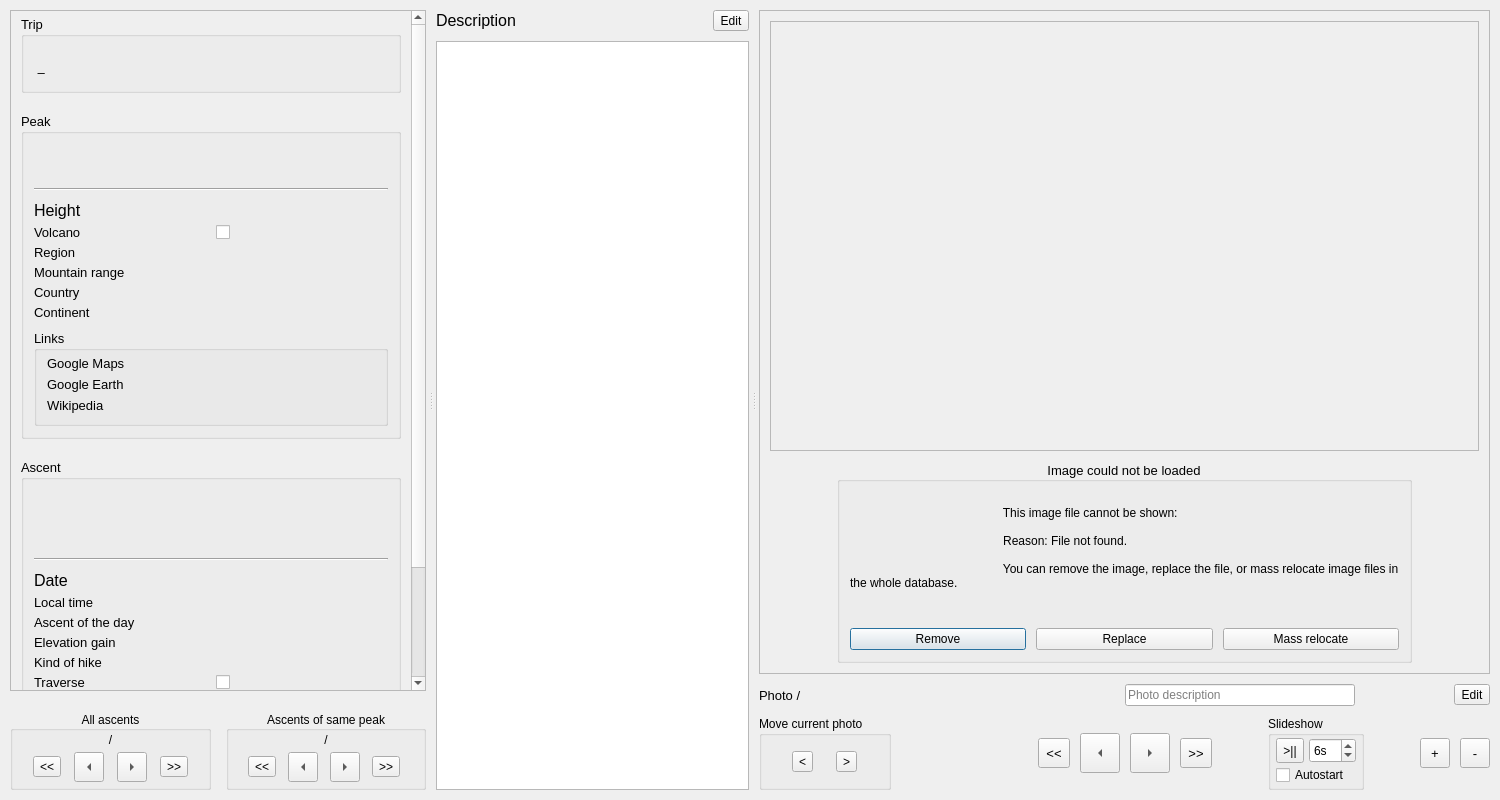
The window that src/ui/ascent_viewer.ui (svetter/pal) describes before a commit, drawn with Qt 5.
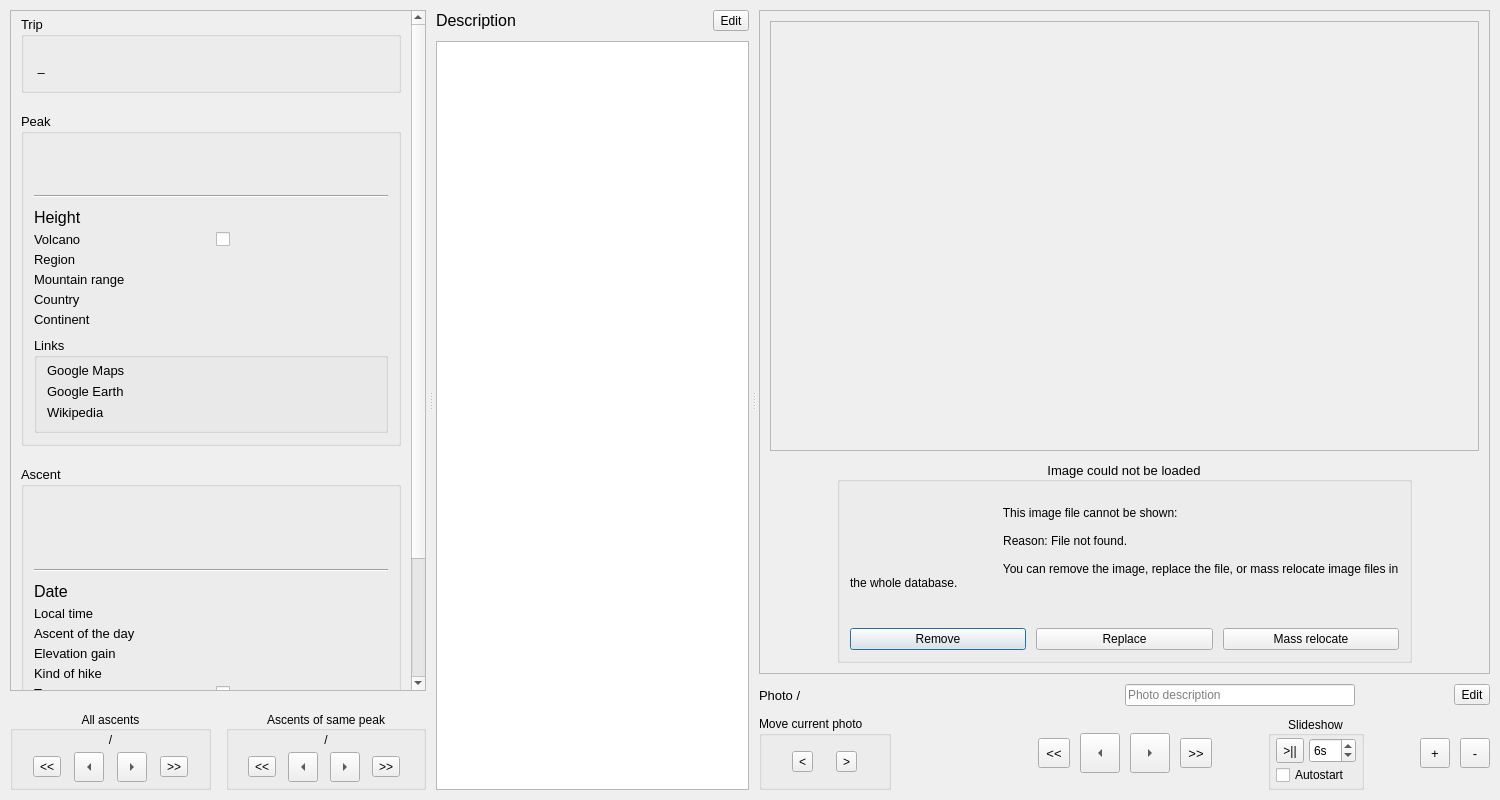
The same window after the commit. Custom widgets are drawn as their Qt base class.

Commit message: Increased font size for big labels in ascent viewer

Patch:
```diff
--- a/src/ui/ascent_viewer.ui
+++ b/src/ui/ascent_viewer.ui
@@ -62,7 +62,7 @@
             <x>0</x>
             <y>0</y>
             <width>422</width>
-            <height>818</height>
+            <height>834</height>
            </rect>
           </property>
           <property name="sizePolicy">
@@ -191,7 +191,7 @@
                <widget class="QLabel" name="peakNameLabel">
                 <property name="font">
                  <font>
-                  <pointsize>16</pointsize>
+                  <pointsize>20</pointsize>
                  </font>
                 </property>
                 <property name="text">
@@ -524,7 +524,7 @@
                <widget class="QLabel" name="ascentTitleLabel">
                 <property name="font">
                  <font>
-                  <pointsize>16</pointsize>
+                  <pointsize>20</pointsize>
                  </font>
                 </property>
                 <property name="text">
@@ -1642,6 +1642,9 @@
                  <property name="title">
                   <string>Slideshow</string>
                  </property>
+                 <property name="alignment">
+                  <set>Qt::AlignCenter</set>
+                 </property>
                  <layout class="QVBoxLayout" name="verticalLayout">
                   <property name="spacing">
                    <number>2</number>
```
